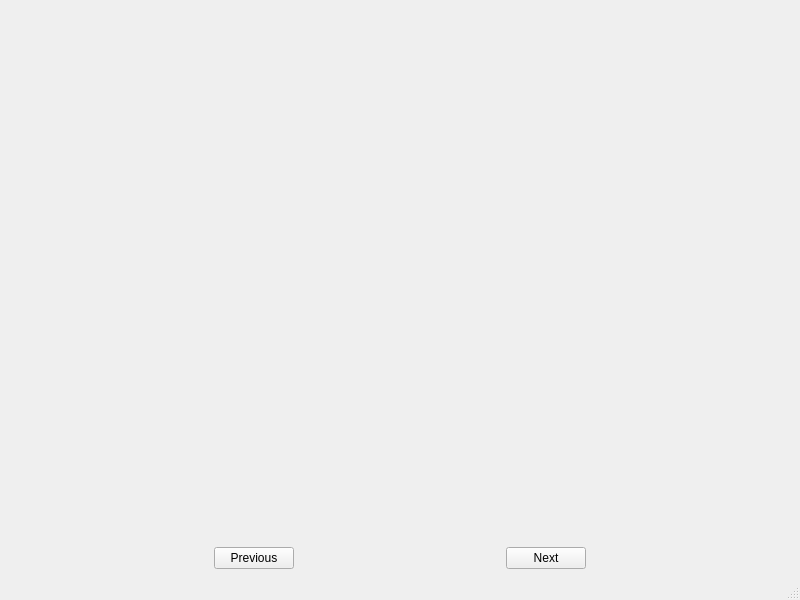
The window that ImgDock.ui (xujialiu/ETDR-grading-app) describes before a commit, drawn with Qt 5.
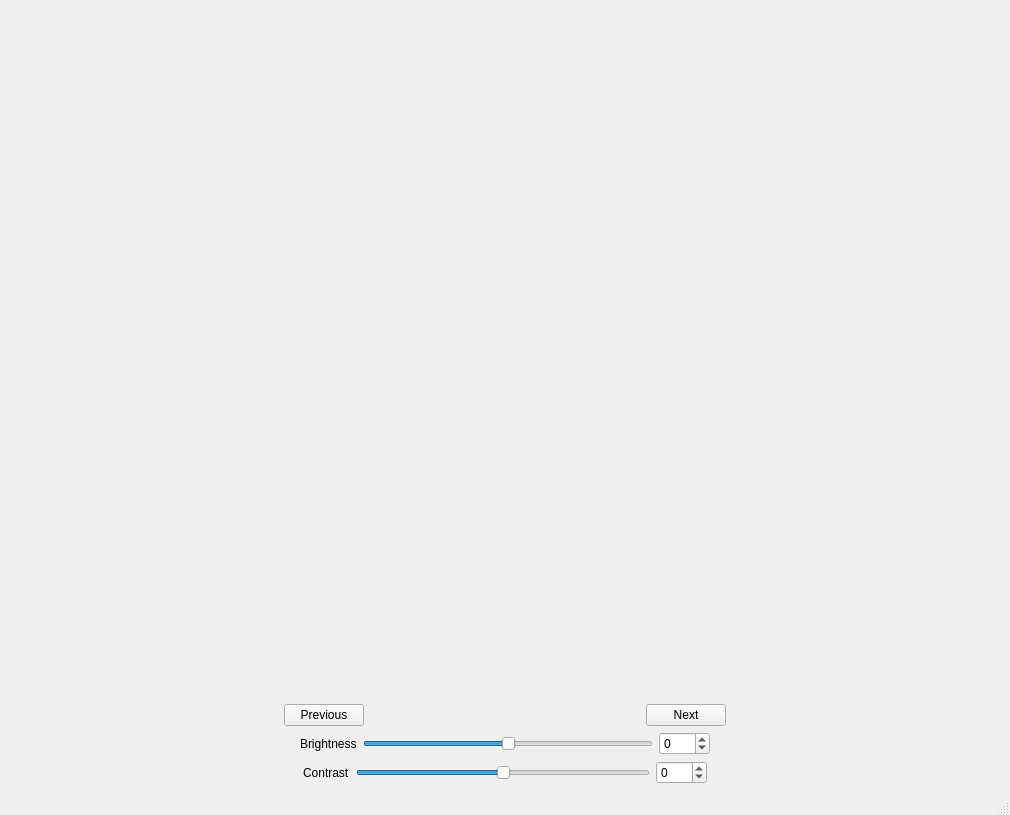
The same window after the commit.

Commit message: feat: add slide bar for image brightness and contrast adjustment

```diff
--- a/ImgDock.ui
+++ b/ImgDock.ui
@@ -6,21 +6,23 @@
    <rect>
     <x>0</x>
     <y>0</y>
-    <width>800</width>
-    <height>600</height>
+    <width>1010</width>
+    <height>815</height>
    </rect>
   </property>
   <property name="windowTitle">
    <string>MainWindow</string>
   </property>
   <widget class="QWidget" name="centralwidget">
-   <layout class="QVBoxLayout" name="verticalLayout_2">
+   <layout class="QVBoxLayout" name="verticalLayout_4">
     <item>
-     <layout class="QVBoxLayout" name="verticalLayout">
+     <layout class="QVBoxLayout" name="verticalLayout_3">
       <item>
        <widget class="QWidget" name="widget_img" native="true"/>
       </item>
       <item>
+       <layout class="QVBoxLayout" name="verticalLayout">
+        <item>
        <layout class="QHBoxLayout" name="horizontalLayout">
         <item>
          <spacer name="horizontalSpacer">
@@ -106,6 +108,132 @@
       </item>
      </layout>
     </item>
+      <item>
+       <layout class="QVBoxLayout" name="verticalLayout_2">
+        <item>
+         <layout class="QHBoxLayout" name="horizontalLayout_2">
+          <item>
+           <spacer name="horizontalSpacer_4">
+            <property name="orientation">
+             <enum>Qt::Horizontal</enum>
+            </property>
+            <property name="sizeHint" stdset="0">
+             <size>
+              <width>40</width>
+              <height>20</height>
+             </size>
+            </property>
+           </spacer>
+          </item>
+          <item>
+           <widget class="QLabel" name="label">
+            <property name="text">
+             <string>Brightness</string>
+            </property>
+           </widget>
+          </item>
+          <item>
+           <widget class="QSlider" name="horizontalSlider_brightness">
+            <property name="minimum">
+             <number>-100</number>
+            </property>
+            <property name="maximum">
+             <number>100</number>
+            </property>
+            <property name="orientation">
+             <enum>Qt::Horizontal</enum>
+            </property>
+           </widget>
+          </item>
+          <item>
+           <widget class="QSpinBox" name="spinBox_brightness">
+            <property name="minimum">
+             <number>-100</number>
+            </property>
+            <property name="maximum">
+             <number>100</number>
+            </property>
+           </widget>
+          </item>
+          <item>
+           <spacer name="horizontalSpacer_5">
+            <property name="orientation">
+             <enum>Qt::Horizontal</enum>
+            </property>
+            <property name="sizeHint" stdset="0">
+             <size>
+              <width>40</width>
+              <height>20</height>
+             </size>
+            </property>
+           </spacer>
+          </item>
+         </layout>
+        </item>
+        <item>
+         <layout class="QHBoxLayout" name="horizontalLayout_3">
+          <item>
+           <spacer name="horizontalSpacer_6">
+            <property name="orientation">
+             <enum>Qt::Horizontal</enum>
+            </property>
+            <property name="sizeHint" stdset="0">
+             <size>
+              <width>40</width>
+              <height>20</height>
+             </size>
+            </property>
+           </spacer>
+          </item>
+          <item>
+           <widget class="QLabel" name="label_2">
+            <property name="text">
+             <string>Contrast</string>
+            </property>
+           </widget>
+          </item>
+          <item>
+           <widget class="QSlider" name="horizontalSlider_contrast">
+            <property name="minimum">
+             <number>-100</number>
+            </property>
+            <property name="maximum">
+             <number>100</number>
+            </property>
+            <property name="orientation">
+             <enum>Qt::Horizontal</enum>
+            </property>
+           </widget>
+          </item>
+          <item>
+           <widget class="QSpinBox" name="spinBox_contrast">
+            <property name="minimum">
+             <number>-100</number>
+            </property>
+            <property name="maximum">
+             <number>100</number>
+            </property>
+           </widget>
+          </item>
+          <item>
+           <spacer name="horizontalSpacer_7">
+            <property name="orientation">
+             <enum>Qt::Horizontal</enum>
+            </property>
+            <property name="sizeHint" stdset="0">
+             <size>
+              <width>40</width>
+              <height>20</height>
+             </size>
+            </property>
+           </spacer>
+          </item>
+         </layout>
+        </item>
+       </layout>
+      </item>
+     </layout>
+    </item>
    </layout>
   </widget>
   <widget class="QMenuBar" name="menubar">
```
Left out of the diff: 2 changed lines with no effect on the pictures. Lines whose indentation alone changed are shown as unchanged. The commit also changes 2 other files.
